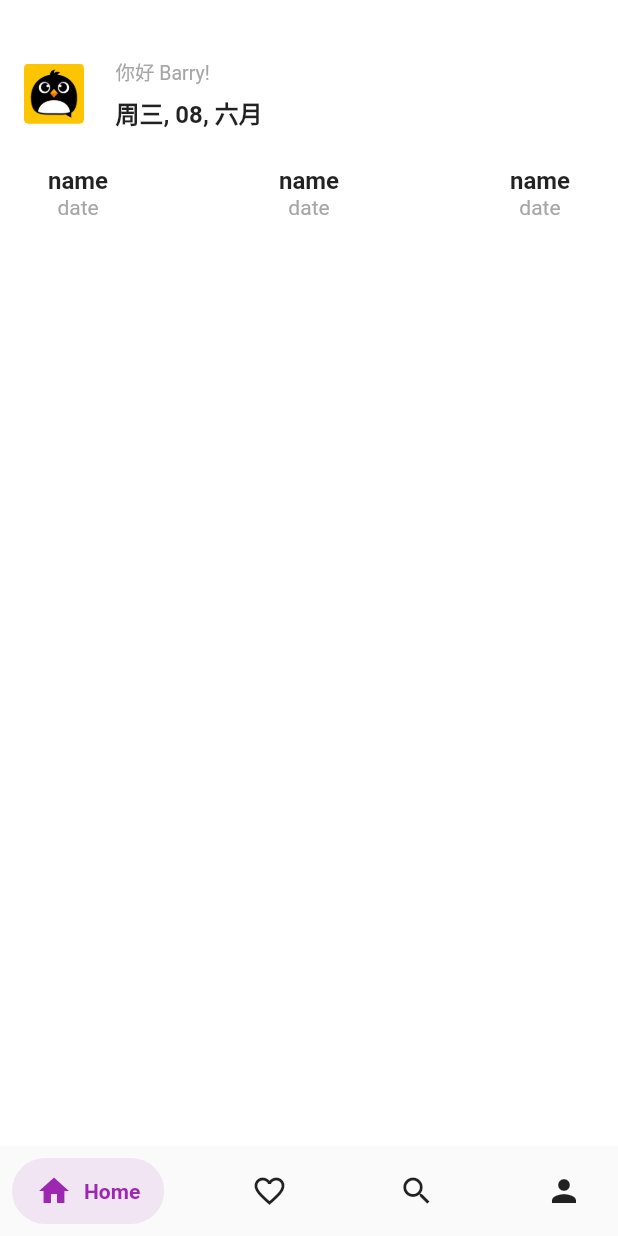
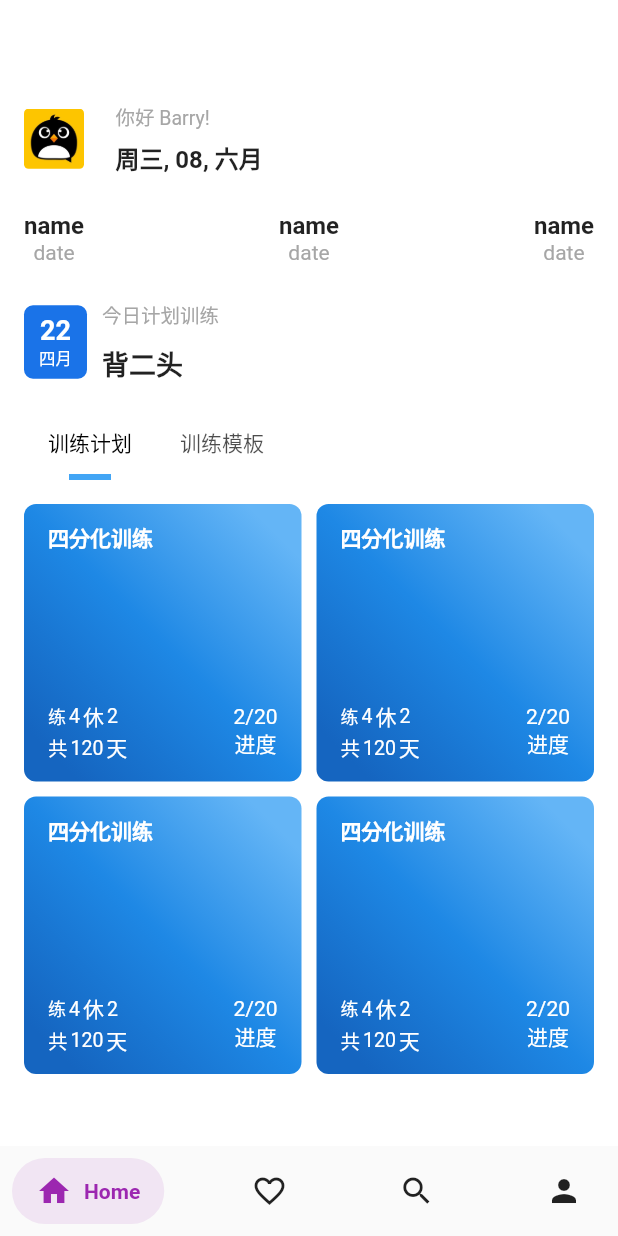
Before and after one commit to BarrySong97/light, a Flutter app: the screen it shows after launch, on a phone screen of 412 x 824 dp. Run offline on Flutter 3.47's test engine with Material 2 defaults, Android fonts, the phone set to English and light mode, and no system bars; drawn by our look-alikes of salomon_bottom_bar; our stand-ins replace fl_chart, tab_indicator_styler.

Commit message:
feat(home): add plan and template tab

```diff
--- /dev/null
+++ b/lib/pages/Home/components/Plan.dart
@@ -0,0 +1,172 @@
+import 'package:flutter/material.dart';
+
+class Plan extends StatelessWidget {
+  @override
+  Widget build(BuildContext context) {
+    // TODO: implement build
+    return Container(
+      // margin: EdgeInsets.only(bottom: 12, right: 12),
+      padding: EdgeInsets.symmetric(vertical: 12, horizontal: 16),
+      // height: 60,
+      decoration: BoxDecoration(
+          // color: Colors.white,
+          gradient: LinearGradient(
+            // Where the linear gradient begins and ends
+            begin: Alignment.topRight,
+            end: Alignment.bottomLeft,
+            // Add one stop for each color. Stops should increase from 0 to 1
+            stops: [0.1, 0.5, 0.7, 0.9],
+            colors: [
+              // Colors are easy thanks to Flutter's Colors class.
+              Colors.blue[300]!,
+              Colors.blue[600]!,
+              Colors.blue[700]!,
+              Colors.blue[800]!,
+            ],
+          ),
+          borderRadius: BorderRadius.all(Radius.circular(8))),
+      child: Column(
+        crossAxisAlignment: CrossAxisAlignment.start,
+        mainAxisAlignment: MainAxisAlignment.spaceBetween,
+        children: [
+          buildName(),
+          Row(
+            mainAxisAlignment: MainAxisAlignment.spaceBetween,
+            children: [
+              buildPeriodInfo(),
+              Column(
+                children: [
+                  Text(
+                    '2/20',
+                    style: TextStyle(color: Colors.white),
+                  ),
+                  Text(
+                    '进度',
+                    style: TextStyle(color: Colors.white),
+                  )
+                ],
+              )
+            ],
+          )
+        ],
+      ),
+    );
+  }
+
+  Widget buildPercent() {
+    return Container(
+      child: Text('进度 20%'),
+    );
+  }
+
+  Widget buildName() {
+    return Text(
+      '四分化训练',
+      style: TextStyle(
+          color: Colors.white, fontWeight: FontWeight.w800, fontSize: 14),
+    );
+  }
+
+  Widget buildPeriodInfo() {
+    return Column(
+      crossAxisAlignment: CrossAxisAlignment.start,
+      children: [
+        Row(
+          children: [
+            // Text(
+            //   '周期:',
+            //   style: TextStyle(
+            //       color: Colors.white,
+            //       fontWeight: FontWeight.bold,
+            //       fontSize: 14),
+            // ),
+            // SizedBox(
+            //   width: 6,
+            // ),
+            Text(
+              '练',
+              style: TextStyle(
+                  color: Colors.white,
+                  // fontWeight: FontWeight.bold,
+                  fontSize: 12),
+            ),
+            SizedBox(
+              width: 2,
+            ),
+            Text(
+              '4',
+              style: TextStyle(fontSize: 13, color: Colors.white),
+            ),
+            SizedBox(
+              width: 2,
+            ),
+            Text(
+              '休',
+              style: TextStyle(
+                color: Colors.white,
+              ),
+            ),
+            SizedBox(
+              width: 2,
+            ),
+            Text(
+              '2',
+              style: TextStyle(fontSize: 13, color: Colors.white),
+            )
+          ],
+        ),
+        Row(
+          children: [
+            Text(
+              '共',
+              style: TextStyle(fontSize: 13, color: Colors.white),
+            ),
+            SizedBox(
+              width: 2,
+            ),
+            Text(
+              '120',
+              style: TextStyle(fontSize: 13, color: Colors.white),
+            ),
+            SizedBox(
+              width: 2,
+            ),
+            Text(
+              '天',
+              style: TextStyle(
+                color: Colors.white,
+              ),
+            )
+          ],
+        ),
+        // Row(
+        //   children: [
+        //     // Text(
+        //     //   '训练:',
+        //     //   style: TextStyle(
+        //     //       color: Colors.white,
+        //     //       fontWeight: FontWeight.bold,
+        //     //       fontSize: 14),
+        //     // ),
+        //     // SizedBox(
+        //     //   width: 6,
+        //     // ),
+        //     Text(
+        //       '20',
+        //       style: TextStyle(fontSize: 13, color: Colors.white),
+        //     ),
+        //     SizedBox(
+        //       width: 2,
+        //     ),
+        //     Text(
+        //       '轮',
+        //       style: TextStyle(
+        //         color: Colors.white,
+        //       ),
+        //     )
+        //   ],
+        // )
+      ],
+    );
+  }
+}
--- a/lib/pages/Home/index.dart
+++ b/lib/pages/Home/index.dart
@@ -1,8 +1,28 @@
+import 'package:fl_chart/fl_chart.dart';
 import 'package:flutter/material.dart';
+import 'package:light/pages/Home/components/PlanItem.dart';
+import 'package:tab_indicator_styler/tab_indicator_styler.dart';
 
-class Home extends StatelessWidget {
+import 'components/Plan.dart';
+
+class Home extends StatefulWidget {
+  const Home({super.key});
+  @override
+  State<Home> createState() => _Home();
+}
+
+class _Home extends State<Home> with SingleTickerProviderStateMixin {
+  late TabController _tabController;
+
+  @override
+  void initState() {
+    super.initState();
+    _tabController = TabController(vsync: this, length: 2);
+  }
+
   @override
   Widget build(BuildContext context) {
+    int _selectedIndex = 0;
     // TODO: implement build
     return Scaffold(
         backgroundColor: Colors.white,
@@ -11,16 +31,87 @@ class Home extends StatelessWidget {
             child: Column(
               children: [
                 SizedBox(
-                  height: 30,
+                  height: 60,
                 ),
                 buildHeader(),
                 SizedBox(
                   height: 24,
                 ),
                 buildInfo(),
-                buildLasTrainingList()
+                SizedBox(
+                  height: 24,
+                ),
+                buildLasTrainingList(),
+                SizedBox(
+                  height: 16,
+                ),
+                Container(
+                  // width: 50,
+                  child: Align(
+                    alignment: Alignment.centerLeft,
+                    child: TabBar(
+                      indicatorColor: Colors.blue,
+                      isScrollable: true,
+                      // labelPadding: EdgeInsets.only(left: 0, right: 0),
+                      // isScrollable: true,
+                      controller: _tabController,
+                      tabs: [
+                        Tab(
+                          text: "训练计划",
+                        ),
+                        Tab(
+                          text: "训练模板",
+                        ),
+                      ],
+                      labelColor: Colors.black,
+                      indicator: MaterialIndicator(
+                        color: Colors.blue[400]!,
+                        // distanceFromCenter: 16,
+                        // radius: 3,
+                        horizontalPadding: 30,
+                        topLeftRadius: 0,
+                        topRightRadius: 0,
+                        paintingStyle: PaintingStyle.fill,
+                      ),
+                    ),
+                  ),
+                ),
+                SizedBox(
+                  height: 16,
+                ),
+                Expanded(
+                    child: Container(
+                  // height: 300,
+                  child: TabBarView(
+                      controller: _tabController,
+                      children: [buildPlan(), buildTrainingListBody()]),
+                ))
+
+                // buildTrainingListHeader(),
+                // SizedBox(
+                //   height: 8,
+                // ),
+                //
               ],
             )));
+  }
+
+  Widget buildPlan() {
+    return GridView.count(
+      // Create a grid with 2 columns. If you change the scrollDirection to
+      // horizontal, this produces 2 rows.
+      crossAxisCount: 2,
+      mainAxisSpacing: 10,
+      crossAxisSpacing: 10,
+
+      // Generate 100 widgets that display their index in the List.
+      children: List.generate(4, (index) {
+        return Plan();
+      }),
+    );
+    // return ListView(
+    //   children: [, Plan(), Plan()],
+    // );
   }
 
   Widget buildHeader() {
@@ -64,7 +155,7 @@ class Home extends StatelessWidget {
 
   Widget buildInfo() {
     return Padding(
-      padding: EdgeInsets.symmetric(vertical: 0, horizontal: 16),
+      padding: EdgeInsets.symmetric(vertical: 0, horizontal: 0),
       child: Row(
         mainAxisAlignment: MainAxisAlignment.spaceBetween,
         children: [
@@ -92,6 +183,99 @@ class Home extends StatelessWidget {
   }
 
   Widget buildLasTrainingList() {
-    return Container();
+    return Row(
+      // textDirection: TextDirection.rtl,
+      children: [
+        buildDate(),
+        SizedBox(
+          width: 10,
+        ),
+        buildTrainingInfo(),
+      ],
+    );
+  }
+
+  Widget buildDate() {
+    return Container(
+      decoration: BoxDecoration(
+          color: Color(0xff1a73e8),
+          borderRadius: BorderRadius.all(Radius.circular(6))),
+      padding: EdgeInsets.symmetric(vertical: 6, horizontal: 10),
+      child: Column(
+        children: [
+          Text(
+            '22',
+            style: TextStyle(
+                color: Colors.white, fontSize: 18, fontWeight: FontWeight.bold),
+          ),
+          Text(
+            '四月',
+            style: TextStyle(
+              color: Colors.white,
+              fontSize: 11,
+            ),
+          )
+        ],
+      ),
+    );
+  }
+
+  Widget buildTrainingInfo() {
+    return Column(
+      crossAxisAlignment: CrossAxisAlignment.start,
+      // mainAxisAlignment: MainAxisAlignment.start,
+      children: [
+        // Spacer(),
+        Text(
+          '今日计划训练',
+          style: TextStyle(fontSize: 13, color: Color(0xffa6a6a6)),
+        ),
+        SizedBox(
+          height: 10,
+        ),
+        Text(
+          '背二头',
+          style: TextStyle(fontSize: 18, fontWeight: FontWeight.bold),
+        )
+      ],
+    );
+  }
+
+  Widget buildTrainingRep() {
+    return Row(
+      children: [
+        SizedBox(
+          width: 8,
+        ),
+      ],
+    );
+  }
+
+  Widget buildTrainingListHeader() {
+    return Row(
+      mainAxisAlignment: MainAxisAlignment.spaceBetween,
+      crossAxisAlignment: CrossAxisAlignment.center,
+      children: [
+        Text(
+          '我的模板',
+          style: TextStyle(fontSize: 13, color: Color(0xffa6a6a6)),
+        ),
+        Text(
+          '查看全部',
+          style: TextStyle(fontSize: 13, color: Colors.blue),
+        )
+      ],
+    );
+  }
+
+  Widget buildTrainingListBody() {
+    return ListView.builder(
+      padding: const EdgeInsets.all(0),
+      itemCount: 8,
+      itemBuilder: (BuildContext context, int index) {
+        return PlanItem();
+      },
+      // separatorBuilder: (BuildContext context, int index) => const Divider(),
+    );
   }
 }
--- a/pubspec.yaml
+++ b/pubspec.yaml
@@ -36,6 +36,8 @@ dependencies:
   # Use with the CupertinoIcons class for iOS style icons.
   cupertino_icons: ^1.0.2
   salomon_bottom_bar: ^3.3.1
+  fl_chart: ^0.55.2
+  tab_indicator_styler: ^2.0.0
 
 dev_dependencies:
   flutter_test:
```
Also changed, not shown: lib/pages/Home/components/PlanItem.dart (added, +287 -0 lines), pubspec.lock, 1 other file.
